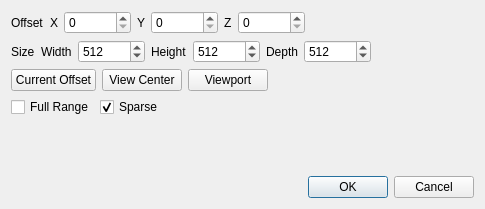
Above: neurolabi/gui/dialogs/zflyemgrayscaledialog.ui from janelia-flyem/NeuTu before the change. Below: the same form after it.
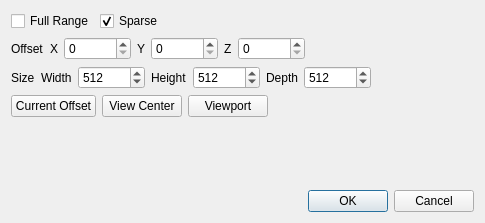
That is the form after the change.

What changed in the file:
```diff
--- a/neurolabi/gui/dialogs/zflyemgrayscaledialog.ui
+++ b/neurolabi/gui/dialogs/zflyemgrayscaledialog.ui
@@ -7,13 +7,47 @@
     <x>0</x>
     <y>0</y>
     <width>485</width>
-    <height>209</height>
+    <height>223</height>
    </rect>
   </property>
   <property name="windowTitle">
    <string>Export Grayscale</string>
   </property>
   <layout class="QVBoxLayout" name="verticalLayout">
+   <item>
+    <layout class="QHBoxLayout" name="horizontalLayout_12">
+     <item>
+      <widget class="QCheckBox" name="fullRangeCheckBox">
+       <property name="text">
+        <string>Full Range</string>
+       </property>
+      </widget>
+     </item>
+     <item>
+      <widget class="QCheckBox" name="sparseCheckBox">
+       <property name="text">
+        <string>Sparse</string>
+       </property>
+       <property name="checked">
+        <bool>true</bool>
+       </property>
+      </widget>
+     </item>
+     <item>
+      <spacer name="horizontalSpacer_4">
+       <property name="orientation">
+        <enum>Qt::Horizontal</enum>
+       </property>
+       <property name="sizeHint" stdset="0">
+        <size>
+         <width>40</width>
+         <height>20</height>
+        </size>
+       </property>
+      </spacer>
+     </item>
+    </layout>
+   </item>
    <item>
     <layout class="QHBoxLayout" name="horizontalLayout_10">
      <item>
@@ -240,40 +274,6 @@
      </item>
     </layout>
    </item>
-   <item>
-    <layout class="QHBoxLayout" name="horizontalLayout_12">
-     <item>
-      <widget class="QCheckBox" name="fullRangeCheckBox">
-       <property name="text">
-        <string>Full Range</string>
-       </property>
-      </widget>
-     </item>
-     <item>
-      <widget class="QCheckBox" name="sparseCheckBox">
-       <property name="text">
-        <string>Sparse</string>
-       </property>
-       <property name="checked">
-        <bool>true</bool>
-       </property>
-      </widget>
-     </item>
-     <item>
-      <spacer name="horizontalSpacer_4">
-       <property name="orientation">
-        <enum>Qt::Horizontal</enum>
-       </property>
-       <property name="sizeHint" stdset="0">
-        <size>
-         <width>40</width>
-         <height>20</height>
-        </size>
-       </property>
-      </spacer>
-     </item>
-    </layout>
-   </item>
    <item>
     <spacer name="verticalSpacer">
      <property name="orientation">
```
